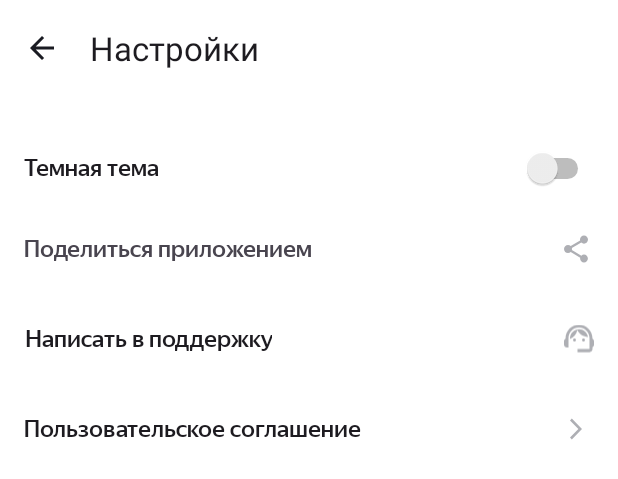
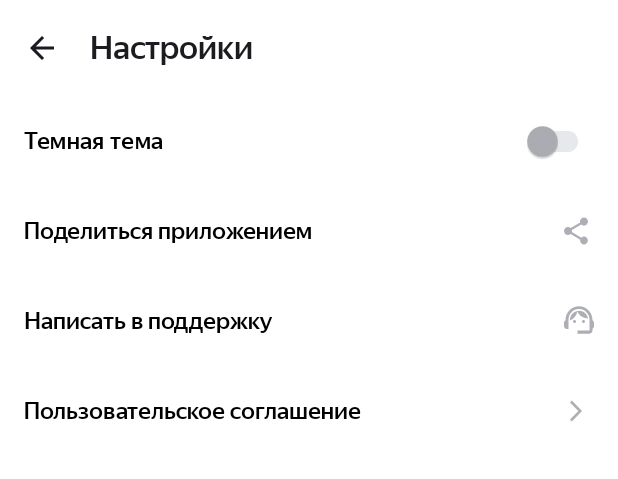
Before and after one commit to Dmitriy-2001/PlaylistMaker, an Android app: the layout activity_settings.xml on its own in the app's theme, with its tools: preview values and no code run, on a phone screen of 412 x 824 dp. Shown: the top 479 px of the screen. Run offline under Robolectric (Android 15) with nearby library versions, the phone set to English and light mode, and no system bars.

Commit message:
Исправления

```diff
--- a/app/src/main/res/drawable/edit_text.xml
+++ b/app/src/main/res/drawable/edit_text.xml
@@ -2,6 +2,6 @@
 <!-- res/drawable/edit_text.xml -->
 <shape xmlns:android="http://schemas.android.com/apk/res/android">
     <solid android:color="?attr/searchFieldBackground"/> <!-- цвет фона -->
-    <corners android:radius="16dp"/>  <!-- Радиус закругления углов -->
+    <corners android:radius="8dp"/>  <!-- Радиус закругления углов -->
 
 </shape>
--- a/app/src/main/res/layout/activity_settings.xml
+++ b/app/src/main/res/layout/activity_settings.xml
@@ -1,124 +1,63 @@
-<?xml version="1.0" encoding="utf-8"?>
 <LinearLayout xmlns:android="http://schemas.android.com/apk/res/android"
     xmlns:app="http://schemas.android.com/apk/res-auto"
-    xmlns:tools="http://schemas.android.com/tools"
     android:layout_width="match_parent"
     android:layout_height="match_parent"
     android:orientation="vertical"
-    android:theme="@style/Settings"
+    android:theme="@style/Settings">
 
-    >
-
-    <androidx.appcompat.widget.Toolbar
+    <!-- Ваша Toolbar -->
+    <com.google.android.material.appbar.MaterialToolbar
         android:id="@+id/settings_back_button"
         android:layout_width="match_parent"
         android:layout_height="wrap_content"
         app:title="@string/settings"
         app:navigationIcon="@drawable/arrow_back"
-        android:fontFamily="@font/ys_display_medium"
+        android:fontFamily="@font/ys_display_medium" />
+
+    <!-- Ваш SwitchMaterial -->
+    <com.google.android.material.switchmaterial.SwitchMaterial
+        android:id="@+id/switchDarkTheme"
+        android:layout_width="match_parent"
+        android:layout_height="60dp"
+        android:text="@string/dark_theme"
+        app:trackTint="?attr/switchTrackColor"
+        app:thumbTint="?attr/switchThumbColor"
+        android:textColor="?attr/blackWhite"
+        style="@style/MySwitchMaterialStyle"
         />
 
-    <LinearLayout
-        android:id="@+id/settingsLayout"
-        android:layout_width="match_parent"
-        android:layout_height="match_parent"
-        android:orientation="vertical"
-        android:layout_marginTop="24dp"
-
-       >
-
-            <Switch
-                android:id="@+id/switchDarkTheme"
-                android:layout_width="match_parent"
-                android:layout_height="wrap_content"
-                android:layout_marginStart="16dp"
-                android:layout_marginEnd="@dimen/medium_padding"
-                android:minWidth="48dp"
-                android:minHeight="48dp"
-                android:text="@string/dark_theme"
-                android:textSize="@dimen/text"
-                android:fontFamily="@font/ys_display_medium"
-                android:layout_gravity="end|center_vertical"
-                />
-
-
-        <FrameLayout
+    <!-- Первый элемент с иконкой -->
+    <com.google.android.material.textview.MaterialTextView
         android:id="@+id/shareButton"
         android:layout_width="match_parent"
         android:layout_height="60dp"
-            >
-
-            <TextView
-                android:layout_width="wrap_content"
-                android:layout_height="match_parent"
-                android:layout_gravity="start"
+        android:drawableEnd="@drawable/share"
         android:text="@string/share_the_app"
-                android:textSize="@dimen/text"
-                android:fontFamily="@font/ys_display_medium"
-                android:gravity="center"
-                android:layout_marginStart="@dimen/medium_padding"
-
+        android:textColor="?attr/blackWhite"
+        android:drawableTint="?attr/grayWhite"
+        style="@style/SettingTextView"
         />
 
-            <ImageView
-                android:layout_width="wrap_content"
-                android:layout_height="match_parent"
-                android:src="@drawable/share"
-                android:layout_gravity="end"
-                android:layout_marginEnd="@dimen/medium_padding"
-                />
-        </FrameLayout>
-        <FrameLayout
+    <!-- Второй элемент с иконкой -->
+    <com.google.android.material.textview.MaterialTextView
         android:id="@+id/supportButton"
         android:layout_width="match_parent"
         android:layout_height="60dp"
-            >
+        android:drawableEnd="@drawable/support"
+        android:text="@string/write_to_support"
+        android:textColor="?attr/blackWhite"
+        android:drawableTint="?attr/grayWhite"
+        style="@style/SettingTextView"/>
 
-            <TextView
-                android:layout_width="wrap_content"
-                android:layout_height="match_parent"
-                android:layout_gravity="start"
-                android:text="@string/write_to_support"
-                android:textSize="@dimen/text"
-                android:fontFamily="@font/ys_display_medium"
-                android:gravity="center"
-                android:layout_marginStart="@dimen/medium_padding"
-                style="@style/Settings"/>
-
-            <ImageView
-                android:layout_width="wrap_content"
-                android:layout_height="match_parent"
-                android:src="@drawable/support"
-                android:layout_gravity="end"
-                android:layout_marginEnd="@dimen/medium_padding"/>
-        </FrameLayout>
-
-        <FrameLayout
+    <!-- Третий элемент с иконкой -->
+    <com.google.android.material.textview.MaterialTextView
         android:id="@+id/agreementButton"
         android:layout_width="match_parent"
         android:layout_height="60dp"
-            >
-
-            <TextView
-                android:layout_width="wrap_content"
-                android:layout_height="match_parent"
-                android:layout_gravity="start"
+        android:drawableEnd="@drawable/arrow_forward"
         android:text="@string/user_agreement"
-                android:textSize="@dimen/text"
-                android:fontFamily="@font/ys_display_medium"
-                android:gravity="center"
-                android:layout_marginStart="@dimen/medium_padding"
-                style="@style/Settings"/>
-
-            <ImageView
-                android:layout_width="wrap_content"
-                android:layout_height="match_parent"
-                android:src="@drawable/arrow_forward"
-                android:layout_gravity="end"
-                android:layout_marginEnd="@dimen/medium_padding"/>
-
-        </FrameLayout>
+        android:textColor="?attr/blackWhite"
+        android:drawableTint="?attr/grayWhite"
+        style="@style/SettingTextView"/>
 
 </LinearLayout>
-
-</LinearLayout>
--- a/app/src/main/res/values-night/themes.xml
+++ b/app/src/main/res/values-night/themes.xml
@@ -1,4 +1,4 @@
-<resources xmlns:tools="http://schemas.android.com/tools">
+  <resources xmlns:tools="http://schemas.android.com/tools">
     <!-- Base application theme. -->
     <style name="DarkTheme" parent="Theme.Material3.DayNight.NoActionBar">
         <!-- Customize your dark theme here. -->
@@ -13,6 +13,7 @@
         <item name="textColor">@color/white</item>
         <item name="iconTint">@color/white</item>
         <item name="android:colorPrimaryDark">@color/blackYP</item>
+
     </style>
 
     <style name="Main">
@@ -26,6 +27,11 @@
         <item name="android:iconTint">@color/white</item>
         <item name="textColor">@color/white</item>
         <item name="tint">@color/white</item>
+        <item name="switchTrackColor">@color/gray</item>
+        <item name="blackWhite">@color/white</item>
+        <item name="switchThumbColor">@color/blue</item>
+        <item name="grayWhite">@color/white</item>
+        <item name="android:fontFamily">@font/ys_display_medium</item>
     </style>
 
 
--- a/app/src/main/res/values/attrs.xml
+++ b/app/src/main/res/values/attrs.xml
@@ -7,6 +7,8 @@
     <attr name="searchIconTint" format="reference|color" />
     <attr name="searchTextColor" format="reference|color" />
     <attr name="searchHintTextColor" format="reference|color" />
-     />
-
+    <attr name="blackWhite" format="color" />
+    <attr name="switchTrackColor" format="color"/>
+    <attr name="grayWhite" format="color"/>
+    <attr name="switchThumbColor" format="color"/>
 </resources>
--- a/app/src/main/res/values/dimens.xml
+++ b/app/src/main/res/values/dimens.xml
@@ -3,5 +3,6 @@
     <dimen name="title">26sp</dimen>
     <dimen name="medium_padding">16dp</dimen>
     <dimen name="text">16sp</dimen>
+    <dimen name="small_padding">8dp</dimen>
     <dimen name="large_padding">24dp</dimen>
 </resources>
--- a/app/src/main/res/values/strings.xml
+++ b/app/src/main/res/values/strings.xml
@@ -7,4 +7,10 @@
     <string name="write_to_support">Написать в поддержку</string>
     <string name="share_the_app">Поделиться приложением</string>
     <string name="dark_theme">Темная тема</string>
+    <string name="share_message">Check out this Android development course at Yandex.Praktikum: https://practicum.yandex.ru/android-developer/</string>
+    <string name="support_message">Сообщение разработчикам и разработчицам приложения Playlist Maker</string>
+    <string name="thanks_message">Спасибо разработчикам и разработчицам за крутое приложение!</string>
+    <string name="user_agreement_url">https://yandex.ru/legal/practicum_offer/</string>
+    <string name="my_mail">richard.orlov13@gmail.com</string>
+    <string name="share_via">Share via</string>
 </resources>
--- a/app/src/main/res/values/styles.xml
+++ b/app/src/main/res/values/styles.xml
@@ -9,7 +9,7 @@
         <item name="android:paddingTop">14dp</item>
         <item name="android:paddingStart">@dimen/medium_padding</item>
     </style>
-    <style name="ButtonStyle" parent="Widget.MaterialComponents.Button">
+    <style name="ButtonStyle" parent="Widget.MaterialComponents.Button.UnelevatedButton">
         <item name="android:paddingLeft">24dp</item>
         <item name="android:paddingRight">24dp</item>
         <item name="android:paddingTop">16dp</item>
@@ -28,8 +28,22 @@
         <item name="android:fontFamily">@font/ys_display_medium</item>
     </style>
 
+    <style name="MySwitchMaterialStyle">
+        <item name="android:minWidth">48dp</item>
+        <item name="android:minHeight">48dp</item>
+        <item name="android:layout_marginHorizontal">@dimen/medium_padding</item>
+        <item name="android:textAlignment">viewStart</item>
+        <item name="android:textSize">@dimen/text</item>
+        <item name="thumbTint">@color/gray</item>
+        <item name="trackTint">@color/light_grey</item>
+    </style>
 
-
-
+<style name="SettingTextView">
+    <item name="android:textSize">@dimen/text</item>
+    <item name="android:paddingStart">@dimen/medium_padding</item>
+    <item name="android:paddingEnd">@dimen/medium_padding</item>
+    <item name="android:drawablePadding">@dimen/medium_padding</item>
+    <item name="android:gravity">center_vertical</item>
+</style>
 
 </resources>
--- a/app/src/main/res/values/themes.xml
+++ b/app/src/main/res/values/themes.xml
@@ -19,6 +19,11 @@
         <item name="android:colorPrimary">@color/white</item>
         <item name="colorOnPrimary">@color/black</item>
         <item name="textColor">@color/black</item>
+        <item name="switchTrackColor">@color/light_grey</item>
+        <item name="blackWhite">@color/black</item>
+        <item name="switchThumbColor">@color/gray</item>
+        <item name="grayWhite">@color/gray</item>
+        <item name="android:fontFamily">@font/ys_display_medium</item>
     </style>
 
     <style name="Search" parent="Theme.Material3.DayNight.NoActionBar">
```
Also changed, not shown: app/src/main/java/com/example/playlistmaker/SettingsActivity.kt (+7 -30 lines), app/src/main/res/layout/activity_search.xml (+11 -16 lines). Lines whose indentation alone changed are shown as unchanged.
